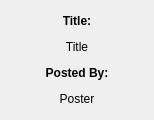
Above: ui/PdfPostItem.ui from dmzdev/stance before the change. Below: the same form after it.
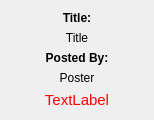
That is the form after the change.

```diff
--- a/ui/PdfPostItem.ui
+++ b/ui/PdfPostItem.ui
@@ -81,6 +81,58 @@
      </property>
     </widget>
    </item>
+   <item>
+    <widget class="QLabel" name="tagLabel">
+     <property name="palette">
+      <palette>
+       <active>
+        <colorrole role="WindowText">
+         <brush brushstyle="SolidPattern">
+          <color alpha="255">
+           <red>255</red>
+           <green>3</green>
+           <blue>0</blue>
+          </color>
+         </brush>
+        </colorrole>
+       </active>
+       <inactive>
+        <colorrole role="WindowText">
+         <brush brushstyle="SolidPattern">
+          <color alpha="255">
+           <red>255</red>
+           <green>3</green>
+           <blue>0</blue>
+          </color>
+         </brush>
+        </colorrole>
+       </inactive>
+       <disabled>
+        <colorrole role="WindowText">
+         <brush brushstyle="SolidPattern">
+          <color alpha="255">
+           <red>69</red>
+           <green>69</green>
+           <blue>69</blue>
+          </color>
+         </brush>
+        </colorrole>
+       </disabled>
+      </palette>
+     </property>
+     <property name="font">
+      <font>
+       <pointsize>11</pointsize>
+      </font>
+     </property>
+     <property name="text">
+      <string>TextLabel</string>
+     </property>
+     <property name="alignment">
+      <set>Qt::AlignCenter</set>
+     </property>
+    </widget>
+   </item>
   </layout>
  </widget>
  <resources/>
```
